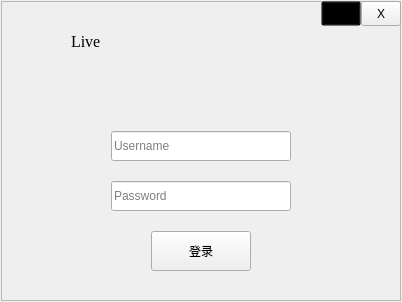
Mokovi/QtLiveClient, file signin.ui: the form before one commit.
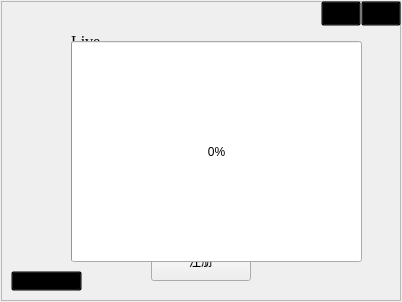
The form after the commit. Icons and pictures are not drawn. Custom widgets are drawn as their Qt base class.

```diff
--- a/signin.ui
+++ b/signin.ui
@@ -13,6 +13,39 @@
   <property name="windowTitle">
    <string>Form</string>
   </property>
+  <property name="styleSheet">
+   <string notr="true">QLineEdit{
+color:#8d98a1;
+background-color:rgb(255, 255, 255);
+font-size:16px;
+border-style:outset;
+border-radius:10px;
+font-style:MingLiU-ExtB;
+}
+QPushButton{
+background:#ced1d8;
+border-style:outset;
+border-radius:10px;
+font-style:MingLiU-ExtB;
+}
+QPushButton:pressed{
+background-color:rgb(224,0,0);
+border-style:inset;
+font-style:MingLiU-ExtB;
+}
+QCheckBox{
+background:rgba(85,170,255,0);
+color:white;
+font-style:MingLiU-ExtB;
+}
+QLabel{
+background:rgba(85,170,255,0);
+color:white;
+font-style:MingLiU-ExtB;
+font-size:14px;
+}
+rgb(255, 255, 255)</string>
+  </property>
   <widget class="QFrame" name="frame">
    <property name="geometry">
     <rect>
@@ -31,11 +64,11 @@
    <property name="frameShadow">
     <enum>QFrame::Raised</enum>
    </property>
-   <widget class="QLineEdit" name="lineEdit_name">
+   <widget class="QtMaterialAutoComplete" name="lineEdit_name_2">
     <property name="geometry">
      <rect>
       <x>110</x>
-      <y>130</y>
+      <y>70</y>
       <width>180</width>
       <height>30</height>
      </rect>
@@ -44,49 +77,36 @@
      <string>Username</string>
     </property>
    </widget>
-   <widget class="QLineEdit" name="lineEdit_pwd">
+   <widget class="QtMaterialAutoComplete" name="lineEdit_pwd_2">
     <property name="geometry">
      <rect>
       <x>110</x>
-      <y>180</y>
+      <y>110</y>
       <width>180</width>
       <height>30</height>
      </rect>
     </property>
+    <property name="echoMode">
+     <enum>QLineEdit::Password</enum>
+    </property>
     <property name="placeholderText">
      <string>Password</string>
     </property>
    </widget>
-   <widget class="QPushButton" name="pushButton_login">
+   <widget class="QPushButton" name="pushButton_signin">
     <property name="geometry">
      <rect>
       <x>150</x>
-      <y>230</y>
+      <y>240</y>
       <width>100</width>
       <height>40</height>
      </rect>
     </property>
     <property name="text">
-     <string>登录</string>
+     <string>注册</string>
     </property>
    </widget>
-   <widget class="QLabel" name="label">
-    <property name="geometry">
-     <rect>
-      <x>170</x>
-      <y>55</y>
-      <width>50</width>
-      <height>50</height>
-     </rect>
-    </property>
-    <property name="text">
-     <string/>
-    </property>
-    <property name="pixmap">
-     <pixmap resource="Rsc.qrc">:/rsc/user.png</pixmap>
-    </property>
-   </widget>
-   <widget class="QLabel" name="label_2">
+   <widget class="QLabel" name="label_logo_2">
     <property name="geometry">
      <rect>
       <x>10</x>
@@ -102,11 +122,11 @@
      <pixmap resource="Rsc.qrc">:/rsc/live.png</pixmap>
     </property>
    </widget>
-   <widget class="QLabel" name="label_3">
+   <widget class="QLabel" name="label_name_logo_2">
     <property name="geometry">
      <rect>
       <x>80</x>
-      <y>135</y>
+      <y>75</y>
       <width>20</width>
       <height>20</height>
      </rect>
@@ -118,11 +138,11 @@
      <pixmap resource="Rsc.qrc">:/rsc/username.png</pixmap>
     </property>
    </widget>
-   <widget class="QLabel" name="label_4">
+   <widget class="QLabel" name="label_pwd_logo_2">
     <property name="geometry">
      <rect>
       <x>80</x>
-      <y>185</y>
+      <y>115</y>
       <width>20</width>
       <height>20</height>
      </rect>
@@ -134,7 +154,7 @@
      <pixmap resource="Rsc.qrc">:/rsc/password.png</pixmap>
     </property>
    </widget>
-   <widget class="QLabel" name="label_5">
+   <widget class="QLabel" name="label_font_2">
     <property name="geometry">
      <rect>
       <x>70</x>
@@ -159,7 +179,7 @@
      <string>Live</string>
     </property>
    </widget>
-   <widget class="QToolButton" name="toolButton_min">
+   <widget class="MyToolButtonMin" name="toolButton_min_2">
     <property name="geometry">
      <rect>
       <x>320</x>
@@ -175,7 +195,7 @@
      <string>-</string>
     </property>
    </widget>
-   <widget class="MyToolButton" name="toolButton_close">
+   <widget class="MyToolButtonClose" name="toolButton_close_2">
     <property name="geometry">
      <rect>
       <x>360</x>
@@ -185,19 +205,129 @@
      </rect>
     </property>
     <property name="styleSheet">
-     <string notr="true">/*background-color: rgba(251, 115, 115, 0);*/</string>
+     <string notr="true">background-color:rgba(0,0,0,0);</string>
     </property>
     <property name="text">
      <string>X</string>
     </property>
    </widget>
+   <widget class="MyToolButtonFont" name="toolButton_back">
+    <property name="geometry">
+     <rect>
+      <x>10</x>
+      <y>270</y>
+      <width>71</width>
+      <height>20</height>
+     </rect>
+    </property>
+    <property name="styleSheet">
+     <string notr="true">background-color:rgba(0,0,0,0);</string>
+    </property>
+    <property name="text">
+     <string>返回登录</string>
+    </property>
+   </widget>
+   <widget class="QLabel" name="label_pwd_logo_3">
+    <property name="geometry">
+     <rect>
+      <x>80</x>
+      <y>155</y>
+      <width>20</width>
+      <height>20</height>
+     </rect>
+    </property>
+    <property name="text">
+     <string/>
+    </property>
+    <property name="pixmap">
+     <pixmap resource="Rsc.qrc">:/rsc/password.png</pixmap>
+    </property>
+   </widget>
+   <widget class="QtMaterialAutoComplete" name="lineEdit_pwd_re">
+    <property name="geometry">
+     <rect>
+      <x>110</x>
+      <y>150</y>
+      <width>180</width>
+      <height>30</height>
+     </rect>
+    </property>
+    <property name="echoMode">
+     <enum>QLineEdit::Password</enum>
+    </property>
+    <property name="placeholderText">
+     <string>Repeat Password</string>
+    </property>
+   </widget>
+   <widget class="QLabel" name="label_pwd_logo_4">
+    <property name="geometry">
+     <rect>
+      <x>80</x>
+      <y>195</y>
+      <width>20</width>
+      <height>20</height>
+     </rect>
+    </property>
+    <property name="text">
+     <string/>
+    </property>
+    <property name="pixmap">
+     <pixmap resource="Rsc.qrc">:/rsc/email.png</pixmap>
+    </property>
+   </widget>
+   <widget class="QtMaterialAutoComplete" name="lineEdit_email">
+    <property name="geometry">
+     <rect>
+      <x>110</x>
+      <y>190</y>
+      <width>180</width>
+      <height>30</height>
+     </rect>
+    </property>
+    <property name="placeholderText">
+     <string>Email</string>
+    </property>
+   </widget>
+   <widget class="QtMaterialCircularProgress" name="progressBar_2">
+    <property name="geometry">
+     <rect>
+      <x>70</x>
+      <y>40</y>
+      <width>291</width>
+      <height>221</height>
+     </rect>
+    </property>
+    <property name="value">
+     <number>0</number>
+    </property>
+   </widget>
   </widget>
  </widget>
  <customwidgets>
   <customwidget>
-   <class>MyToolButton</class>
+   <class>MyToolButtonClose</class>
    <extends>QToolButton</extends>
-   <header>mycontrolwidgets.h</header>
+   <header location="global">mycontrolwidgets.h</header>
+  </customwidget>
+  <customwidget>
+   <class>QtMaterialAutoComplete</class>
+   <extends>QLineEdit</extends>
+   <header location="global">qtmaterialautocomplete.h</header>
+  </customwidget>
+  <customwidget>
+   <class>QtMaterialCircularProgress</class>
+   <extends>QProgressBar</extends>
+   <header location="global">qtmaterialcircularprogress.h</header>
+  </customwidget>
+  <customwidget>
+   <class>MyToolButtonMin</class>
+   <extends>QToolButton</extends>
+   <header location="global">mycontrolwidgets.h</header>
+  </customwidget>
+  <customwidget>
+   <class>MyToolButtonFont</class>
+   <extends>QToolButton</extends>
+   <header location="global">mycontrolwidgets.h</header>
   </customwidget>
  </customwidgets>
  <resources>
```
